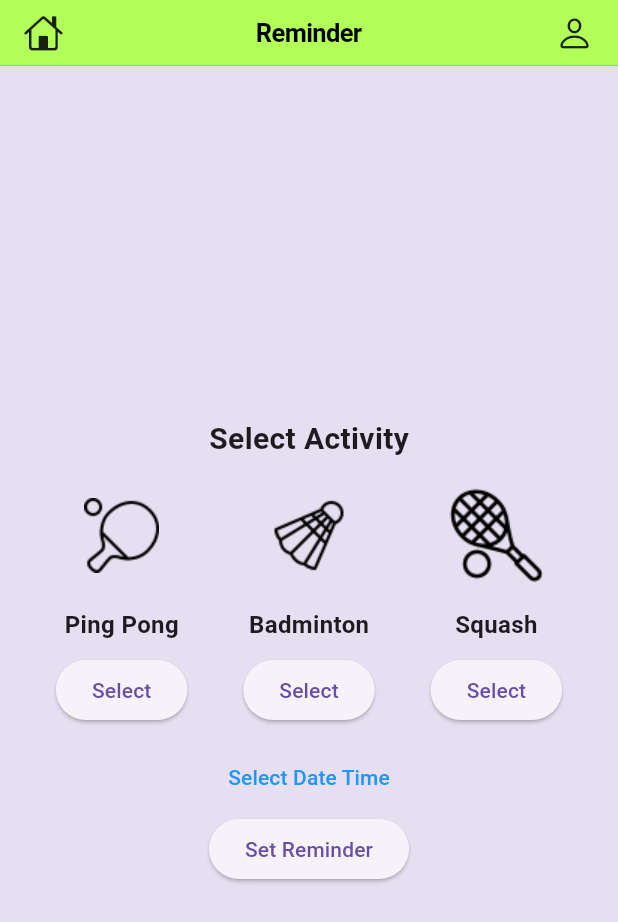
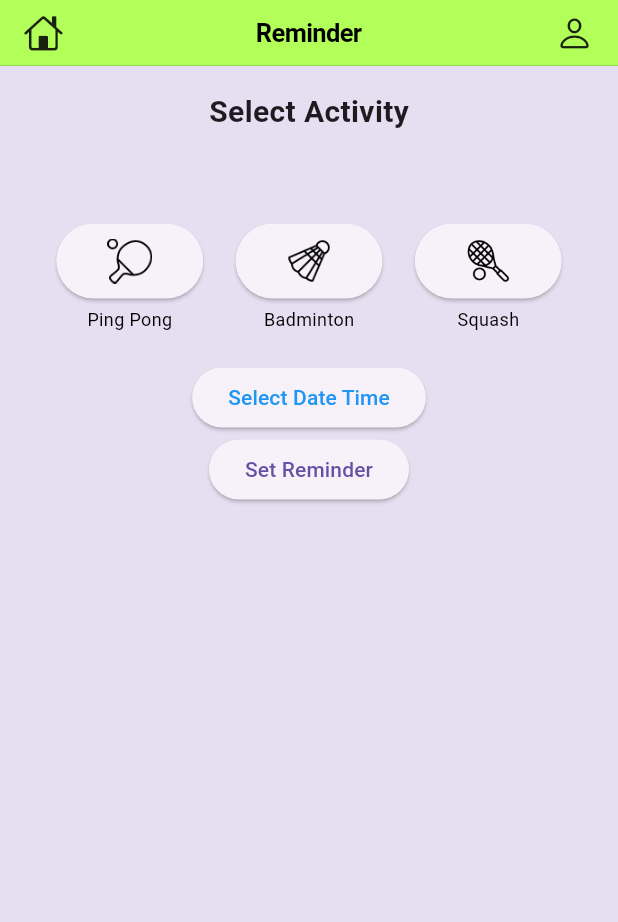
Before and after one commit to solerooooo/Sportplay, a Flutter app: the Home screen opened directly with empty values, after a tap on the "home" icon, on a phone screen of 412 x 824 dp. Shown: the top 922 px of the screen. Run offline on Flutter 3.47's test engine with Material 3 defaults, Android fonts, the phone set to English and light mode, and no system bars; our stand-ins replace cloud_firestore, date_time_picker, file_picker, firebase_auth, firebase_core, firebase_storage and 6 more; missing offline and left inert: flutter_stripe; accounts and stored records are empty.

Commit message:
betulkan page

```diff
--- a/sportplays/lib/model/user.dart
+++ b/sportplays/lib/model/user.dart
@@ -6,7 +6,7 @@ class User {
   String address;
   String gender;
   String userId;
-  late String profilePictureUrl;  // Changed from 'final' to 'late'
+  late String profilePictureUrl; // Changed from 'final' to 'late'
 
   User({
     required this.name,
@@ -16,8 +16,10 @@ class User {
     required this.address,
     required this.userId,
     required this.gender,
-    required this.profilePictureUrl,  // Removed 'late' or 'final'
+    required this.profilePictureUrl, // Removed 'late' or 'final'
   });
+
+  get uid => null;
 
   // Getters
   String getName() => name;
--- a/sportplays/lib/screen/booking.dart
+++ b/sportplays/lib/screen/booking.dart
@@ -12,8 +12,6 @@ import 'package:sportplays/screen/home.dart';
 import 'package:sportplays/screen/profile.dart';
 import 'package:http/http.dart' as http;
 import 'package:flutter/cupertino.dart';
-
-
 
 class BookingPage extends StatefulWidget {
   final User passUser;
@@ -179,7 +177,6 @@ class _BookingPageState extends State<BookingPage> {
     }
   }
 
-
   @override
   Widget build(BuildContext context) {
     return Scaffold(
@@ -195,14 +192,17 @@ Widget build(BuildContext context) {
               ),
             );
           },
-        child: Icon(CupertinoIcons.home, size: 26,),
+          child: Icon(
+            CupertinoIcons.home,
+            size: 26,
+          ),
         ),
         trailing: Row(
           mainAxisSize: MainAxisSize.min,
           children: [
             GestureDetector(
               onTap: () {
-          // Navigate to the home screen
+                // Navigate to the profile screen
                 Navigator.pushReplacement(
                   context,
                   MaterialPageRoute(
@@ -210,11 +210,15 @@ Widget build(BuildContext context) {
                   ),
                 );
               },
-        child: Icon(CupertinoIcons.person, size: 26,),
-      ),],),
+              child: Icon(
+                CupertinoIcons.person,
+                size: 26,
+              ),
+            ),
+          ],
+        ),
         backgroundColor: Colors.lightGreenAccent,
       ),
-
       body: SingleChildScrollView(
         child: Container(
           color: Color(0xFFE6DFF1),
@@ -423,7 +427,6 @@ Widget build(BuildContext context) {
           ),
         ),
       ),
-
     );
   }
 
--- a/sportplays/lib/screen/home.dart
+++ b/sportplays/lib/screen/home.dart
@@ -21,7 +21,6 @@ class Home extends StatefulWidget {
 }
 
 class _HomeState extends State<Home> {
-
   void _logout() {
     // Navigate to the login page and clear all routes
     Navigator.pushAndRemoveUntil(
@@ -140,7 +139,6 @@ Widget build(BuildContext context) {
             ],
           ),
         ),
-
         body: SingleChildScrollView(
           child: Container(
             child: Center(
@@ -335,8 +333,10 @@ Widget build(BuildContext context) {
                             Navigator.push(
                               context,
                               MaterialPageRoute(
-                                builder: (context) =>
-                                    ReminderPage(passUser: widget.passUser),
+                                builder: (context) => ReminderPage(
+                                  passUser: widget.passUser,
+                                  selectedActivity: '',
+                                ),
                               ),
                             );
                           },
--- a/sportplays/lib/screen/reminder.dart
+++ b/sportplays/lib/screen/reminder.dart
@@ -10,14 +10,21 @@ DateTime scheduleTime = DateTime.now();
 
 class ReminderPage extends StatefulWidget {
   final User passUser;
+  final String selectedActivity;
 
-  const ReminderPage({Key? key, required this.passUser}) : super(key: key);
+  const ReminderPage({
+    Key? key,
+    required this.passUser,
+    required this.selectedActivity,
+  }) : super(key: key);
 
   @override
   _ReminderPageState createState() => _ReminderPageState();
 }
 
 class _ReminderPageState extends State<ReminderPage> {
+  String selectedActivity = ''; // Define selectedActivity
+
   @override
   Widget build(BuildContext context) {
     return Scaffold(
@@ -59,8 +66,9 @@ class _ReminderPageState extends State<ReminderPage> {
         backgroundColor: Colors.lightGreenAccent,
       ),
       backgroundColor: Color(0xFFE6DFF1),
-      body: Center(
-        child: SingleChildScrollView(
+      body: SingleChildScrollView(
+        child: Padding(
+          padding: const EdgeInsets.all(16.0),
           child: Column(
             mainAxisAlignment: MainAxisAlignment.center,
             children: [
@@ -68,7 +76,7 @@ class _ReminderPageState extends State<ReminderPage> {
                 'Select Activity',
                 style: TextStyle(fontSize: 20, fontWeight: FontWeight.bold),
               ),
-              const SizedBox(height: 10),
+              const SizedBox(height: 60),
               Row(
                 mainAxisAlignment: MainAxisAlignment.spaceEvenly,
                 children: [
@@ -89,8 +97,8 @@ class _ReminderPageState extends State<ReminderPage> {
                   ),
                 ],
               ),
-              const SizedBox(height: 10),
-              TextButton(
+              const SizedBox(height: 20),
+              ElevatedButton(
                 onPressed: () async {
                   DateTime? pickedDateTime = await showDatePicker(
                     context: context,
@@ -148,22 +156,29 @@ class _ReminderPageState extends State<ReminderPage> {
   }) {
     return Column(
       children: [
-        Image.asset(
-          imagePath,
-          width: 80,
-          height: 80,
+        ElevatedButton(
+          onPressed: () {
+            setState(() {
+              selectedActivity = activityName;
+            });
+          },
+          style: selectedActivity == activityName
+              ? ElevatedButton.styleFrom(
+                  backgroundColor: Colors.lightGreenAccent,
+                )
+              : null,
+          child: Padding(
+            padding: const EdgeInsets.all(10.0),
+            child: Image.asset(
+              imagePath,
+              height: 30,
+            ),
+          ),
         ),
-        const SizedBox(height: 8),
+        const SizedBox(height: 5),
         Text(
           label,
-          style: TextStyle(fontSize: 16, fontWeight: FontWeight.bold),
-        ),
-        const SizedBox(height: 8),
-        ElevatedButton(
-          onPressed: () {
-            // Handle button press for the specific activity
-          },
-          child: const Text('Select'),
+          style: TextStyle(fontSize: 12, color: Colors.black),
         ),
       ],
     );
```
Lines whose indentation alone changed are shown as unchanged.
